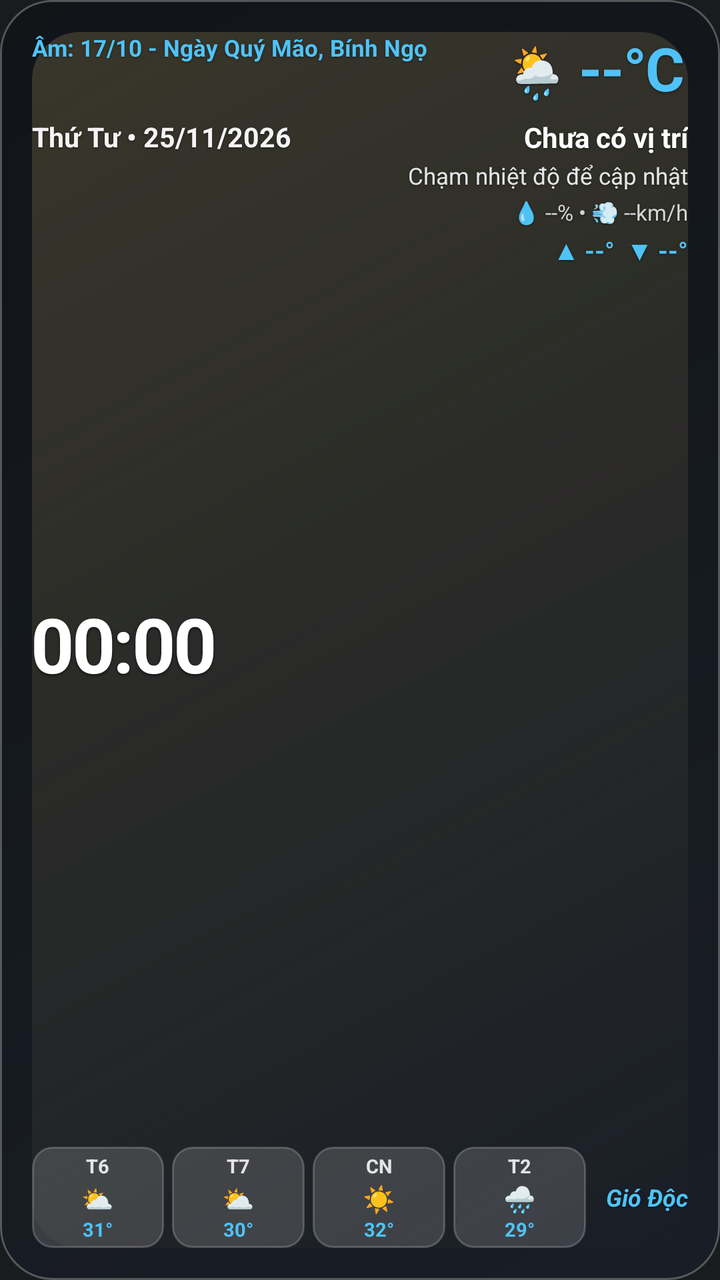
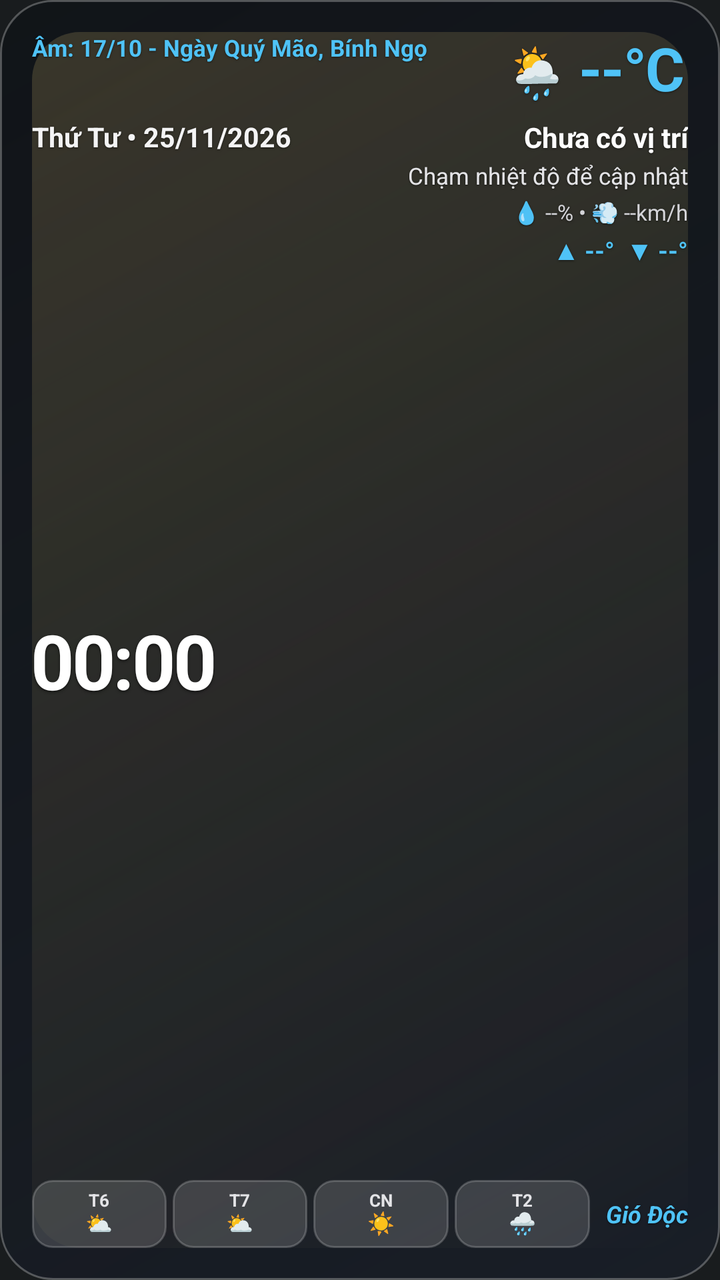

An Android layout rendered at two revisions. The XML below is the earlier revision; the diff shows what the commit changed to produce the second picture.
<!-- AndroidManifest.xml: application theme android:Theme.DeviceDefault.NoActionBar -->
<!-- res/layout/widget_weather_lunar.xml -->
<?xml version="1.0" encoding="utf-8"?>
<RelativeLayout xmlns:android="http://schemas.android.com/apk/res/android"
    android:id="@+id/widget_root"
    android:layout_width="match_parent"
    android:layout_height="match_parent"
    android:background="@drawable/bg_widget_glass_dark"
    android:padding="16dp">

    
    <ImageView
        android:id="@+id/iv_weather_effect"
        android:layout_width="match_parent"
        android:layout_height="match_parent"
        android:alpha="0.82"
        android:contentDescription="Hiệu ứng thời tiết"
        android:scaleType="fitXY"
        android:src="@drawable/fx_weather_clear" />

    
    <TextView
        android:id="@+id/tv_lunar_date"
        android:layout_width="wrap_content"
        android:layout_height="wrap_content"
        android:layout_alignParentStart="true"
        android:layout_alignParentTop="true"
        android:layout_marginEnd="8dp"
        android:layout_toStartOf="@+id/btn_refresh_weather"
        android:lineSpacingExtra="1dp"
        android:maxLines="2"
        android:shadowColor="#80000000"
        android:shadowDx="0"
        android:shadowDy="1"
        android:shadowRadius="2"
        android:text="Âm: 17/10 - Ngày Quý Mão, Bính Ngọ"
        android:textColor="#4FC3F7"
        android:textSize="11.5sp"
        android:textStyle="bold" />

    
    <LinearLayout
        android:id="@+id/btn_refresh_weather"
        android:layout_width="wrap_content"
        android:layout_height="wrap_content"
        android:layout_alignParentTop="true"
        android:layout_alignParentEnd="true"
        android:gravity="center_vertical"
        android:orientation="horizontal"
        android:padding="2dp">

        <TextView
            android:id="@+id/tv_weather_emoji"
            android:layout_width="wrap_content"
            android:layout_height="wrap_content"
            android:layout_marginEnd="6dp"
            android:maxLines="1"
            android:shadowColor="#80000000"
            android:shadowDx="0"
            android:shadowDy="1"
            android:shadowRadius="2"
            android:text="🌦️"
            android:textSize="25sp" />

        <TextView
            android:id="@+id/tv_current_temp"
            android:layout_width="wrap_content"
            android:layout_height="wrap_content"
            android:includeFontPadding="false"
            android:letterSpacing="-0.02"
            android:maxLines="1"
            android:shadowColor="#80000000"
            android:shadowDx="0"
            android:shadowDy="1"
            android:shadowRadius="2"
            android:text="--°C"
            android:textColor="#4FC3F7"
            android:textSize="30sp"
            android:textStyle="bold" />
    </LinearLayout>

    
    <RelativeLayout
        android:id="@+id/date_location_row"
        android:layout_width="match_parent"
        android:layout_height="wrap_content"
        android:layout_below="@+id/btn_refresh_weather"
        android:layout_marginTop="4dp">

        
        <TextView
            android:id="@+id/tv_solar_date"
            android:layout_width="wrap_content"
            android:layout_height="wrap_content"
            android:layout_alignParentStart="true"
            android:layout_centerVertical="true"
            android:layout_marginEnd="8dp"
            android:layout_toStartOf="@+id/tv_location_name"
            android:ellipsize="end"
            android:maxLines="1"
            android:shadowColor="#88000000"
            android:shadowDx="0"
            android:shadowDy="1"
            android:shadowRadius="2"
            android:text="Thứ Tư • 25/11/2026"
            android:textColor="#F4F4F5"
            android:textSize="13.5sp"
            android:textStyle="bold" />

        
        <TextView
            android:id="@+id/tv_location_name"
            android:layout_width="wrap_content"
            android:layout_height="wrap_content"
            android:layout_alignParentEnd="true"
            android:layout_centerVertical="true"
            android:ellipsize="end"
            android:maxLines="1"
            android:shadowColor="#88000000"
            android:shadowDx="0"
            android:shadowDy="1"
            android:shadowRadius="2"
            android:text="Chưa có vị trí"
            android:textColor="#FFFFFF"
            android:textSize="14sp"
            android:textStyle="bold" />
    </RelativeLayout>

    
    <LinearLayout
        android:id="@+id/left_column"
        android:layout_width="wrap_content"
        android:layout_height="wrap_content"
        android:layout_above="@+id/bottom_row"
        android:layout_below="@+id/date_location_row"
        android:layout_alignParentStart="true"
        android:layout_marginTop="2dp"
        android:layout_marginEnd="8dp"
        android:layout_toStartOf="@+id/right_column"
        android:gravity="center_vertical"
        android:orientation="vertical">

        <TextClock
            android:id="@+id/tv_clock"
            android:layout_width="wrap_content"
            android:layout_height="wrap_content"
            android:format12Hour="HH:mm"
            android:format24Hour="HH:mm"
            android:includeFontPadding="false"
            android:letterSpacing="-0.03"
            android:maxLines="1"
            android:shadowColor="#99000000"
            android:shadowDx="0"
            android:shadowDy="2"
            android:shadowRadius="3"
            android:textColor="#FFFFFF"
            android:textSize="38sp"
            android:textStyle="bold" />
    </LinearLayout>

    
    <LinearLayout
        android:id="@+id/right_column"
        android:layout_width="wrap_content"
        android:layout_height="wrap_content"
        android:layout_above="@+id/bottom_row"
        android:layout_below="@+id/date_location_row"
        android:layout_alignParentEnd="true"
        android:layout_marginTop="2dp"
        android:gravity="end|top"
        android:orientation="vertical">

        
        <TextView
            android:id="@+id/tv_weather_desc"
            android:layout_width="wrap_content"
            android:layout_height="wrap_content"
            android:ellipsize="end"
            android:maxLines="1"
            android:shadowColor="#88000000"
            android:shadowDx="0"
            android:shadowDy="1"
            android:shadowRadius="2"
            android:text="Chạm nhiệt độ để cập nhật"
            android:textColor="#E4E4E7"
            android:textSize="11.5sp" />

        
        <TextView
            android:id="@+id/tv_humidity_wind"
            android:layout_width="wrap_content"
            android:layout_height="wrap_content"
            android:layout_marginTop="3dp"
            android:maxLines="1"
            android:shadowColor="#88000000"
            android:shadowDx="0"
            android:shadowDy="1"
            android:shadowRadius="2"
            android:text="💧 --% • 💨 --km/h"
            android:textColor="#D4D4D8"
            android:textSize="11sp" />

        
        <TextView
            android:id="@+id/tv_min_max_temp"
            android:layout_width="wrap_content"
            android:layout_height="wrap_content"
            android:layout_gravity="end"
            android:layout_marginTop="3dp"
            android:maxLines="1"
            android:shadowColor="#88000000"
            android:shadowDx="0"
            android:shadowDy="1"
            android:shadowRadius="2"
            android:text="▲ --°  ▼ --°"
            android:textColor="#4FC3F7"
            android:textSize="12.5sp"
            android:textStyle="bold" />
    </LinearLayout>

    
    <RelativeLayout
        android:id="@+id/bottom_row"
        android:layout_width="match_parent"
        android:layout_height="wrap_content"
        android:layout_alignParentBottom="true"
        android:layout_marginTop="6dp">

        <LinearLayout
            android:id="@+id/forecast_4days_row"
            android:layout_width="wrap_content"
            android:layout_height="wrap_content"
            android:layout_alignParentStart="true"
            android:layout_centerVertical="true"
            android:layout_marginEnd="10dp"
            android:layout_toStartOf="@+id/tv_signature"
            android:gravity="center_vertical"
            android:orientation="horizontal">

            
            <LinearLayout
                android:id="@+id/card_forecast_day_1"
                android:layout_width="0dp"
                android:layout_height="wrap_content"
                android:layout_marginEnd="4dp"
                android:layout_weight="1"
                android:background="@drawable/bg_widget_forecast_chip"
                android:gravity="center"
                android:orientation="vertical"
                android:paddingHorizontal="4dp"
                android:paddingVertical="3dp">

                <TextView
                    android:id="@+id/tv_forecast_day_1_label"
                    android:layout_width="wrap_content"
                    android:layout_height="wrap_content"
                    android:maxLines="1"
                    android:text="T6"
                    android:textColor="#E4E4E7"
                    android:textSize="9.5sp"
                    android:textStyle="bold" />

                <TextView
                    android:id="@+id/tv_forecast_day_1_icon"
                    android:layout_width="wrap_content"
                    android:layout_height="wrap_content"
                    android:layout_marginTop="1dp"
                    android:maxLines="1"
                    android:text="⛅"
                    android:textSize="13sp" />

                <TextView
                    android:id="@+id/tv_forecast_day_1_temp"
                    android:layout_width="wrap_content"
                    android:layout_height="wrap_content"
                    android:maxLines="1"
                    android:text="31°"
                    android:textColor="#4FC3F7"
                    android:textSize="9.5sp"
                    android:textStyle="bold" />
            </LinearLayout>

            
            <LinearLayout
                android:id="@+id/card_forecast_day_2"
                android:layout_width="0dp"
                android:layout_height="wrap_content"
                android:layout_marginEnd="4dp"
                android:layout_weight="1"
                android:background="@drawable/bg_widget_forecast_chip"
                android:gravity="center"
                android:orientation="vertical"
                android:paddingHorizontal="4dp"
                android:paddingVertical="3dp">

                <TextView
                    android:id="@+id/tv_forecast_day_2_label"
                    android:layout_width="wrap_content"
                    android:layout_height="wrap_content"
                    android:maxLines="1"
                    android:text="T7"
                    android:textColor="#E4E4E7"
                    android:textSize="9.5sp"
                    android:textStyle="bold" />

                <TextView
                    android:id="@+id/tv_forecast_day_2_icon"
                    android:layout_width="wrap_content"
                    android:layout_height="wrap_content"
                    android:layout_marginTop="1dp"
                    android:maxLines="1"
                    android:text="⛅"
                    android:textSize="13sp" />

                <TextView
                    android:id="@+id/tv_forecast_day_2_temp"
                    android:layout_width="wrap_content"
                    android:layout_height="wrap_content"
                    android:maxLines="1"
                    android:text="30°"
                    android:textColor="#4FC3F7"
                    android:textSize="9.5sp"
                    android:textStyle="bold" />
            </LinearLayout>

            
            <LinearLayout
                android:id="@+id/card_forecast_day_3"
                android:layout_width="0dp"
                android:layout_height="wrap_content"
                android:layout_marginEnd="4dp"
                android:layout_weight="1"
                android:background="@drawable/bg_widget_forecast_chip"
                android:gravity="center"
                android:orientation="vertical"
                android:paddingHorizontal="4dp"
                android:paddingVertical="3dp">

                <TextView
                    android:id="@+id/tv_forecast_day_3_label"
                    android:layout_width="wrap_content"
                    android:layout_height="wrap_content"
                    android:maxLines="1"
                    android:text="CN"
                    android:textColor="#E4E4E7"
                    android:textSize="9.5sp"
                    android:textStyle="bold" />

                <TextView
                    android:id="@+id/tv_forecast_day_3_icon"
                    android:layout_width="wrap_content"
                    android:layout_height="wrap_content"
                    android:layout_marginTop="1dp"
                    android:maxLines="1"
                    android:text="☀️"
                    android:textSize="13sp" />

                <TextView
                    android:id="@+id/tv_forecast_day_3_temp"
                    android:layout_width="wrap_content"
                    android:layout_height="wrap_content"
                    android:maxLines="1"
                    android:text="32°"
                    android:textColor="#4FC3F7"
                    android:textSize="9.5sp"
                    android:textStyle="bold" />
            </LinearLayout>

            
            <LinearLayout
                android:id="@+id/card_forecast_day_4"
                android:layout_width="0dp"
                android:layout_height="wrap_content"
                android:layout_weight="1"
                android:background="@drawable/bg_widget_forecast_chip"
                android:gravity="center"
                android:orientation="vertical"
                android:paddingHorizontal="4dp"
                android:paddingVertical="3dp">

                <TextView
                    android:id="@+id/tv_forecast_day_4_label"
                    android:layout_width="wrap_content"
                    android:layout_height="wrap_content"
                    android:maxLines="1"
                    android:text="T2"
                    android:textColor="#E4E4E7"
                    android:textSize="9.5sp"
                    android:textStyle="bold" />

                <TextView
                    android:id="@+id/tv_forecast_day_4_icon"
                    android:layout_width="wrap_content"
                    android:layout_height="wrap_content"
                    android:layout_marginTop="1dp"
                    android:maxLines="1"
                    android:text="🌧️"
                    android:textSize="13sp" />

                <TextView
                    android:id="@+id/tv_forecast_day_4_temp"
                    android:layout_width="wrap_content"
                    android:layout_height="wrap_content"
                    android:maxLines="1"
                    android:text="29°"
                    android:textColor="#4FC3F7"
                    android:textSize="9.5sp"
                    android:textStyle="bold" />
            </LinearLayout>
        </LinearLayout>

        <TextView
            android:id="@+id/tv_signature"
            android:layout_width="wrap_content"
            android:layout_height="wrap_content"
            android:layout_alignParentEnd="true"
            android:layout_centerVertical="true"
            android:ellipsize="end"
            android:maxLines="1"
            android:shadowColor="#88000000"
            android:shadowDx="0"
            android:shadowDy="1"
            android:shadowRadius="2"
            android:text="Gió Độc"
            android:textColor="#4FC3F7"
            android:textSize="12sp"
            android:textStyle="italic|bold" />
    </RelativeLayout>

</RelativeLayout>
<!-- resources referenced by this layout -->
<resources>
  <!-- drawable bg_widget_forecast_chip (drawable) -->
  <?xml version="1.0" encoding="utf-8"?>
  <shape xmlns:android="http://schemas.android.com/apk/res/android"
      android:shape="rectangle">
      <solid android:color="#26FFFFFF" />
      <corners android:radius="10dp" />
      <stroke
          android:width="1dp"
          android:color="#33FFFFFF" />
  </shape>
  <!-- drawable bg_widget_glass_dark (drawable) -->
  <?xml version="1.0" encoding="utf-8"?>
  <shape xmlns:android="http://schemas.android.com/apk/res/android"
      android:shape="rectangle">
      <gradient
          android:angle="135"
          android:endColor="#990B0E14"
          android:startColor="#B3181E29" />
      <stroke
          android:width="1dp"
          android:color="#44FFFFFF" />
      <corners android:radius="26dp" />
  </shape>
  <!-- drawable fx_weather_clear (drawable) -->
  <?xml version="1.0" encoding="utf-8"?>
  <layer-list xmlns:android="http://schemas.android.com/apk/res/android">
      <item>
          <shape android:shape="rectangle">
              <gradient
                  android:angle="315"
                  android:endColor="#00FFD54F"
                  android:startColor="#33FFE082"
                  android:type="linear" />
              <corners android:radius="24dp" />
          </shape>
      </item>
  </layer-list>
</resources>

<!-- the commit's change to res/layout/widget_weather_lunar.xml (unified diff, before → after) -->
@@ -230,7 +230,7 @@
             android:layout_height="wrap_content"
             android:layout_alignParentStart="true"
             android:layout_centerVertical="true"
-            android:layout_marginEnd="10dp"
+            android:layout_marginEnd="8dp"
             android:layout_toStartOf="@+id/tv_signature"
             android:gravity="center_vertical"
             android:orientation="horizontal">
@@ -239,171 +239,163 @@
             <LinearLayout
                 android:id="@+id/card_forecast_day_1"
                 android:layout_width="0dp"
-                android:layout_height="wrap_content"
-                android:layout_marginEnd="4dp"
+                android:layout_height="34dp"
+                android:layout_marginEnd="3dp"
                 android:layout_weight="1"
                 android:background="@drawable/bg_widget_forecast_chip"
                 android:gravity="center"
                 android:orientation="vertical"
-                android:paddingHorizontal="4dp"
-                android:paddingVertical="3dp">
+                android:paddingHorizontal="2dp"
+                android:paddingVertical="1dp">
 
                 <TextView
                     android:id="@+id/tv_forecast_day_1_label"
                     android:layout_width="wrap_content"
                     android:layout_height="wrap_content"
+                    android:includeFontPadding="false"
                     android:maxLines="1"
                     android:text="T6"
                     android:textColor="#E4E4E7"
-                    android:textSize="9.5sp"
+                    android:textSize="8.5sp"
                     android:textStyle="bold" />
 
                 <TextView
                     android:id="@+id/tv_forecast_day_1_icon"
                     android:layout_width="wrap_content"
                     android:layout_height="wrap_content"
-                    android:layout_marginTop="1dp"
+                    android:includeFontPadding="false"
                     android:maxLines="1"
                     android:text="⛅"
-                    android:textSize="13sp" />
+                    android:textSize="11sp" />
 
                 <TextView
                     android:id="@+id/tv_forecast_day_1_temp"
                     android:layout_width="wrap_content"
-                    android:layout_height="wrap_content"
-                    android:maxLines="1"
-                    android:text="31°"
-                    android:textColor="#4FC3F7"
-                    android:textSize="9.5sp"
-                    android:textStyle="bold" />
+                    android:layout_height="0dp"
+                    android:layout_weight="0"
+                    android:visibility="gone" />
             </LinearLayout>
 
             
             <LinearLayout
                 android:id="@+id/card_forecast_day_2"
                 android:layout_width="0dp"
-                android:layout_height="wrap_content"
-                android:layout_marginEnd="4dp"
+                android:layout_height="34dp"
+                android:layout_marginEnd="3dp"
                 android:layout_weight="1"
                 android:background="@drawable/bg_widget_forecast_chip"
                 android:gravity="center"
                 android:orientation="vertical"
-                android:paddingHorizontal="4dp"
-                android:paddingVertical="3dp">
+                android:paddingHorizontal="2dp"
+                android:paddingVertical="1dp">
 
                 <TextView
                     android:id="@+id/tv_forecast_day_2_label"
                     android:layout_width="wrap_content"
                     android:layout_height="wrap_content"
+                    android:includeFontPadding="false"
                     android:maxLines="1"
                     android:text="T7"
                     android:textColor="#E4E4E7"
-                    android:textSize="9.5sp"
+                    android:textSize="8.5sp"
                     android:textStyle="bold" />
 
                 <TextView
                     android:id="@+id/tv_forecast_day_2_icon"
                     android:layout_width="wrap_content"
                     android:layout_height="wrap_content"
-                    android:layout_marginTop="1dp"
+                    android:includeFontPadding="false"
                     android:maxLines="1"
                     android:text="⛅"
-                    android:textSize="13sp" />
+                    android:textSize="11sp" />
 
                 <TextView
                     android:id="@+id/tv_forecast_day_2_temp"
                     android:layout_width="wrap_content"
-                    android:layout_height="wrap_content"
-                    android:maxLines="1"
-                    android:text="30°"
-                    android:textColor="#4FC3F7"
-                    android:textSize="9.5sp"
-                    android:textStyle="bold" />
+                    android:layout_height="0dp"
+                    android:layout_weight="0"
+                    android:visibility="gone" />
             </LinearLayout>
 
             
             <LinearLayout
                 android:id="@+id/card_forecast_day_3"
                 android:layout_width="0dp"
-                android:layout_height="wrap_content"
-                android:layout_marginEnd="4dp"
+                android:layout_height="34dp"
+                android:layout_marginEnd="3dp"
                 android:layout_weight="1"
                 android:background="@drawable/bg_widget_forecast_chip"
                 android:gravity="center"
                 android:orientation="vertical"
-                android:paddingHorizontal="4dp"
-                android:paddingVertical="3dp">
+                android:paddingHorizontal="2dp"
+                android:paddingVertical="1dp">
 
                 <TextView
                     android:id="@+id/tv_forecast_day_3_label"
                     android:layout_width="wrap_content"
                     android:layout_height="wrap_content"
+                    android:includeFontPadding="false"
                     android:maxLines="1"
                     android:text="CN"
                     android:textColor="#E4E4E7"
-                    android:textSize="9.5sp"
+                    android:textSize="8.5sp"
                     android:textStyle="bold" />
 
                 <TextView
                     android:id="@+id/tv_forecast_day_3_icon"
                     android:layout_width="wrap_content"
                     android:layout_height="wrap_content"
-                    android:layout_marginTop="1dp"
+                    android:includeFontPadding="false"
                     android:maxLines="1"
                     android:text="☀️"
-                    android:textSize="13sp" />
+                    android:textSize="11sp" />
 
                 <TextView
                     android:id="@+id/tv_forecast_day_3_temp"
                     android:layout_width="wrap_content"
-                    android:layout_height="wrap_content"
-                    android:maxLines="1"
-                    android:text="32°"
-                    android:textColor="#4FC3F7"
-                    android:textSize="9.5sp"
-                    android:textStyle="bold" />
+                    android:layout_height="0dp"
+                    android:layout_weight="0"
+                    android:visibility="gone" />
             </LinearLayout>
 
             
             <LinearLayout
                 android:id="@+id/card_forecast_day_4"
                 android:layout_width="0dp"
-                android:layout_height="wrap_content"
+                android:layout_height="34dp"
                 android:layout_weight="1"
                 android:background="@drawable/bg_widget_forecast_chip"
                 android:gravity="center"
                 android:orientation="vertical"
-                android:paddingHorizontal="4dp"
-                android:paddingVertical="3dp">
+                android:paddingHorizontal="2dp"
+                android:paddingVertical="1dp">
 
                 <TextView
                     android:id="@+id/tv_forecast_day_4_label"
                     android:layout_width="wrap_content"
                     android:layout_height="wrap_content"
+                    android:includeFontPadding="false"
                     android:maxLines="1"
                     android:text="T2"
                     android:textColor="#E4E4E7"
-                    android:textSize="9.5sp"
+                    android:textSize="8.5sp"
                     android:textStyle="bold" />
 
                 <TextView
                     android:id="@+id/tv_forecast_day_4_icon"
                     android:layout_width="wrap_content"
                     android:layout_height="wrap_content"
-                    android:layout_marginTop="1dp"
+                    android:includeFontPadding="false"
                     android:maxLines="1"
                     android:text="🌧️"
-                    android:textSize="13sp" />
+                    android:textSize="11sp" />
 
                 <TextView
                     android:id="@+id/tv_forecast_day_4_temp"
                     android:layout_width="wrap_content"
-                    android:layout_height="wrap_content"
-                    android:maxLines="1"
-                    android:text="29°"
-                    android:textColor="#4FC3F7"
-                    android:textSize="9.5sp"
-                    android:textStyle="bold" />
+                    android:layout_height="0dp"
+                    android:layout_weight="0"
+                    android:visibility="gone" />
             </LinearLayout>
         </LinearLayout>
 
